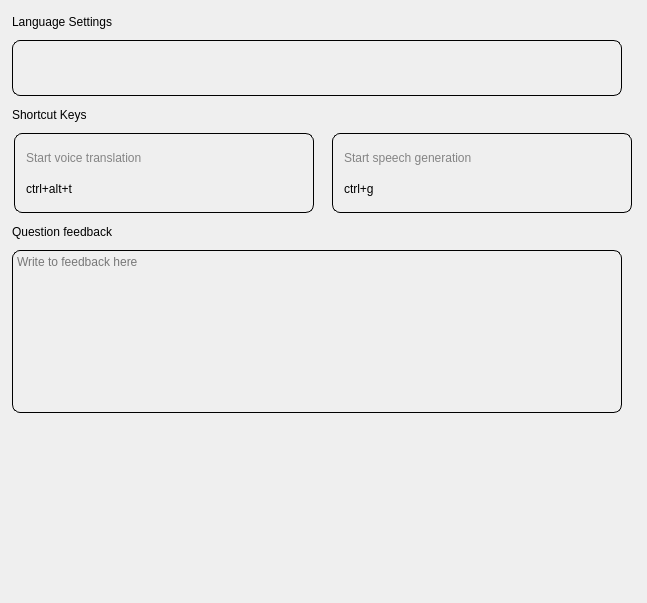
Qt form widget/Setting/WGerenalPage.ui (yechaoGitHub/AI) before a commit.
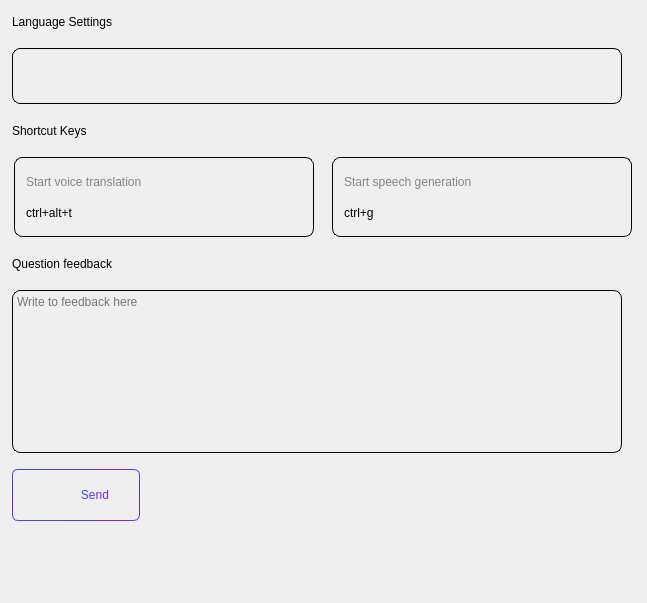
The same form after that commit. Icons and pictures are not drawn.

What changed in the file:
```diff
--- a/widget/Setting/WGerenalPage.ui
+++ b/widget/Setting/WGerenalPage.ui
@@ -37,11 +37,19 @@
     background-repeat: no-repeat;
 }
 
-QPushButton#pb_lsend{
+QPushButton#pb_send{
 	border:none;
-	background-position: center;
+	background-position: left;
     background-repeat: no-repeat;
+	border-radius:6px;
+	border:1px solid qlineargradient(spread:pad, x1:0, y1:0, x2:1, y2:1, stop:0 #0066FF, stop:1 #BD00FF);
+	color: qlineargradient(spread:pad, x1:0, y1:0, x2:1, y2:1, stop:0 #0066FF, stop:1 #BD00FF);
 	background-image: url(:/QtTest/icon/Setting/send.png);
+	background-origin: content;
+	padding-left: 40px;
+
+	text-align: right;
+    padding-right:30px;
 }
 
 QPushButton#pb_tip{
@@ -77,7 +85,7 @@
   </property>
   <layout class="QVBoxLayout" name="verticalLayout">
    <property name="spacing">
-    <number>8</number>
+    <number>16</number>
    </property>
    <property name="leftMargin">
     <number>12</number>
@@ -307,7 +315,7 @@
     </widget>
    </item>
    <item>
-    <widget class="QPushButton" name="pb_lsend">
+    <widget class="QPushButton" name="pb_send">
      <property name="minimumSize">
       <size>
        <width>128</width>
@@ -321,7 +329,7 @@
       </size>
      </property>
      <property name="text">
-      <string/>
+      <string>Send</string>
      </property>
     </widget>
    </item>
```
